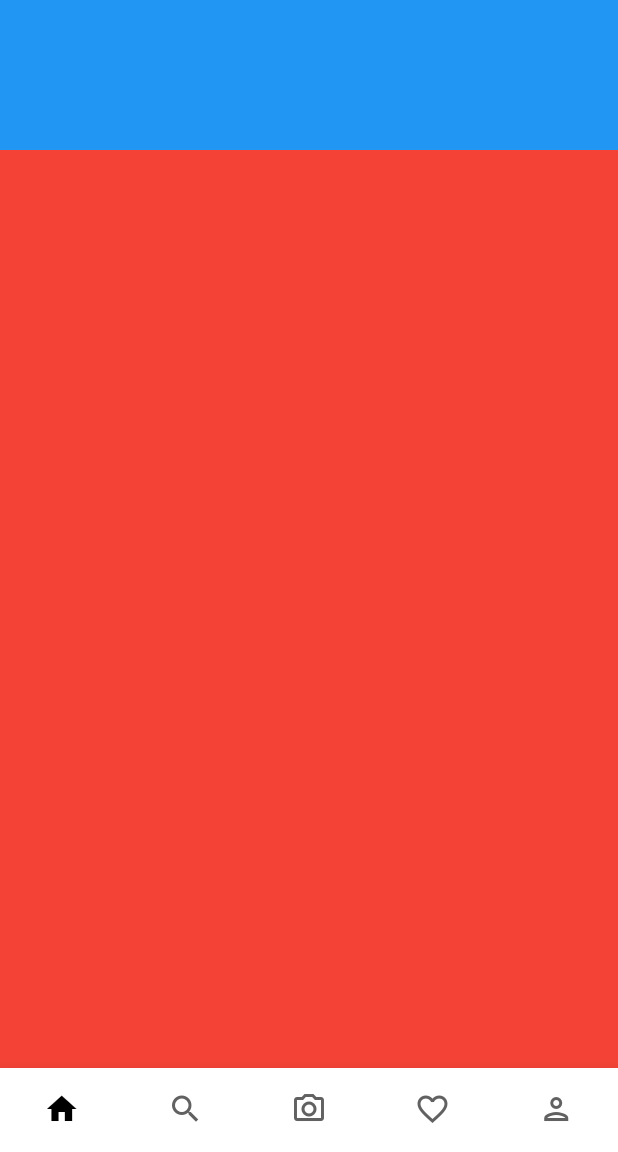
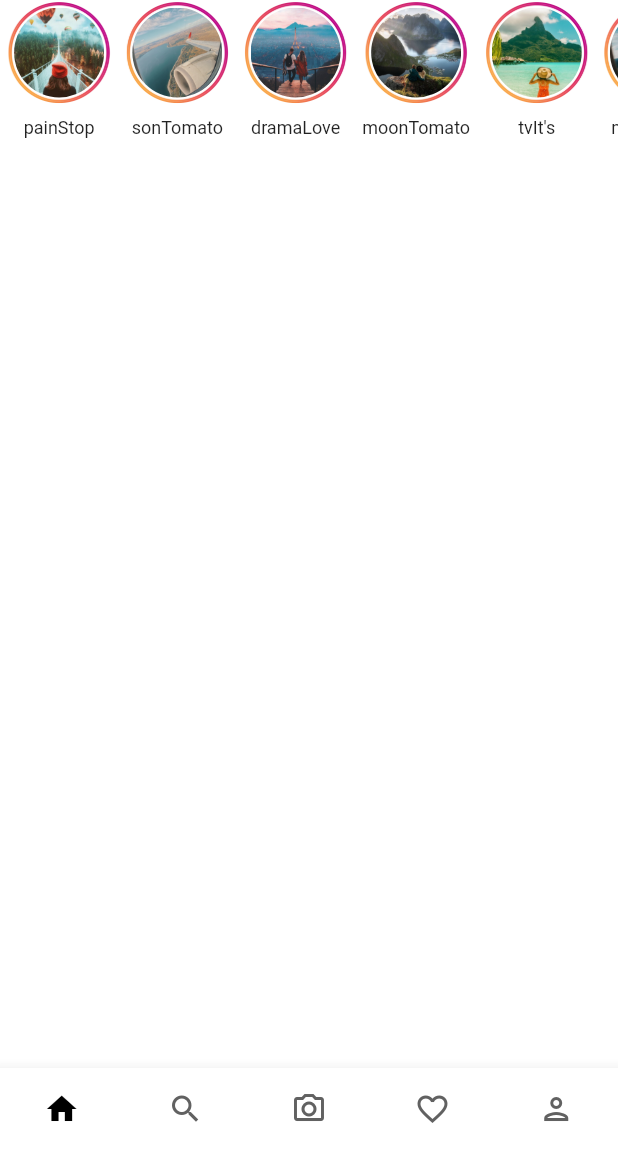
Before and after one commit to Gmk0/instaclone, a Flutter app: the screen it shows after launch, on a phone screen of 412 x 824 dp, the part 84-1236 px from its top. Run offline on Flutter 3.47's test engine with Material 2 defaults, Android fonts, the phone set to English and light mode, and no system bars.

Commit message:
story fait

```diff
--- a/lib/main.dart
+++ b/lib/main.dart
@@ -1,4 +1,6 @@
 import 'package:flutter/material.dart';
+import 'package:instaclone/widget/postWidget.dart';
+import 'package:instaclone/widget/storyWidget.dart';
 
 void main() {
   runApp(const MyApp());
@@ -43,15 +45,9 @@ class MyApp extends StatelessWidget {
 
         //single child pour scroller la colonne
         body: SingleChildScrollView(
-          child: Column(children: [
-            Container(
-              height: 100,
-              color: Colors.blue,
-            ),
-            Container(
-              height: 1000,
-              color: Colors.red,
-            ),
+          child: const Column(children: [
+            StoryWidget(),
+            PostWidget(),
           ]),
         ),
         bottomNavigationBar: BottomNavigationBar(
--- /dev/null
+++ b/lib/widget/postWidget.dart
@@ -0,0 +1,10 @@
+import 'package:flutter/material.dart';
+
+class PostWidget extends StatelessWidget {
+  const PostWidget({Key? key}) : super(key: key);
+
+  @override
+  Widget build(BuildContext context) {
+    return Container();
+  }
+}
--- /dev/null
+++ b/lib/widget/storyWidget.dart
@@ -0,0 +1,83 @@
+import 'package:flutter/material.dart';
+
+class StoryWidget extends StatelessWidget {
+  // ignore: non_constant_identifier_names
+
+  const StoryWidget({Key? key}) : super(key: key);
+
+  List get storyItems => [
+        {
+          "pseudo": 'painStop',
+          "photo": "assets/images/photo/photo-1.jpeg",
+        },
+        {
+          "pseudo": 'sonTomato',
+          "photo": "assets/images/photo/photo-2.jpeg",
+        },
+        {
+          "pseudo": 'dramaLove',
+          "photo": "assets/images/photo/photo-3.jpeg",
+        },
+        {
+          "pseudo": 'moonTomato',
+          "photo": "assets/images/photo/photo-4.jpeg",
+        },
+        {
+          "pseudo": 'tvIt\'s',
+          "photo": "assets/images/photo/photo-5.jpeg",
+        },
+        {
+          "pseudo": 'moodPrety',
+          "photo": "assets/images/photo/photo-7.jpeg",
+        },
+        {
+          "pseudo": 'callofCallof',
+          "photo": "assets/images/photo/photo-8.jpeg",
+        },
+        {
+          "pseudo": 'flyLike',
+          "photo": "assets/images/photo/photo-9.jpeg",
+        },
+        {
+          "pseudo": 'amourOnemore',
+          "photo": "assets/images/photo/photo-10.jpeg",
+        },
+      ];
+
+  @override
+  Widget build(BuildContext context) {
+    return SingleChildScrollView(
+      scrollDirection: Axis.horizontal,
+      child: Row(
+        children: storyItems.map((story) {
+          return Container(
+              margin: const EdgeInsets.symmetric(horizontal: 5),
+              child: Column(
+                children: [
+                  Stack(
+                    alignment: Alignment.center,
+                    children: [
+                      Image.asset('assets/images/story-circle.png', height: 70),
+                      Image.asset('assets/images/story-circle.png', height: 68),
+                      CircleAvatar(
+                        backgroundColor: Colors.white,
+                        radius: 30,
+                        backgroundImage: AssetImage(story['photo']),
+                      ),
+                    ],
+                  ),
+                  const SizedBox(height: 8),
+                  Text(
+                    story['pseudo'],
+                    maxLines: 1,
+                    style: TextStyle(
+                      fontSize: 12,
+                    ),
+                  )
+                ],
+              ));
+        }).toList(),
+      ),
+    );
+  }
+}
```
